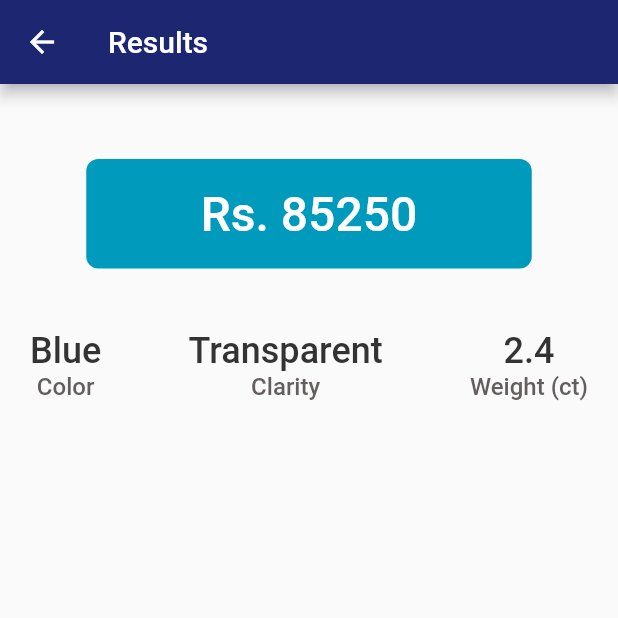
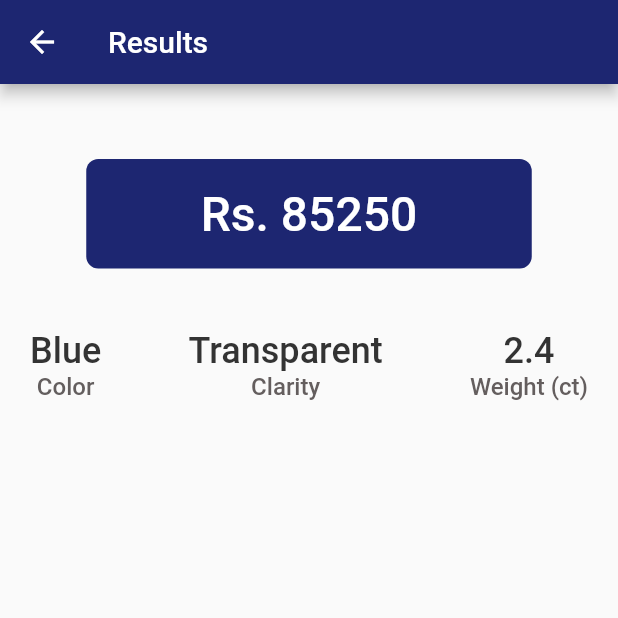
Before and after one commit to NuvinduSenarathne/Gemo_Mobile, a Flutter app: the PricePredictionResult screen opened directly, on a phone screen of 412 x 824 dp, the top half of it. Run offline on Flutter 3.47's test engine with Material 2 defaults, Android fonts, the phone set to English and light mode, and no system bars; our stand-ins replace carousel_slider, cloud_firestore, firebase_auth, firebase_core, quickalert, shared_preferences; accounts and stored records are empty.

Commit message:
Price Predicion Result :UI

```diff
--- a/lib/screens/pricePredictionResult.dart
+++ b/lib/screens/pricePredictionResult.dart
@@ -34,7 +34,7 @@ class _PricePredictionResultState extends State<PricePredictionResult> {
               width: 297,
               height: 73,
               decoration: BoxDecoration(
-                color: Color(0xff009bbc),
+                color: AppColors.dashboardGridButtonColor,
                 borderRadius: BorderRadius.circular(8),
               ),
               child: const Center(
```
